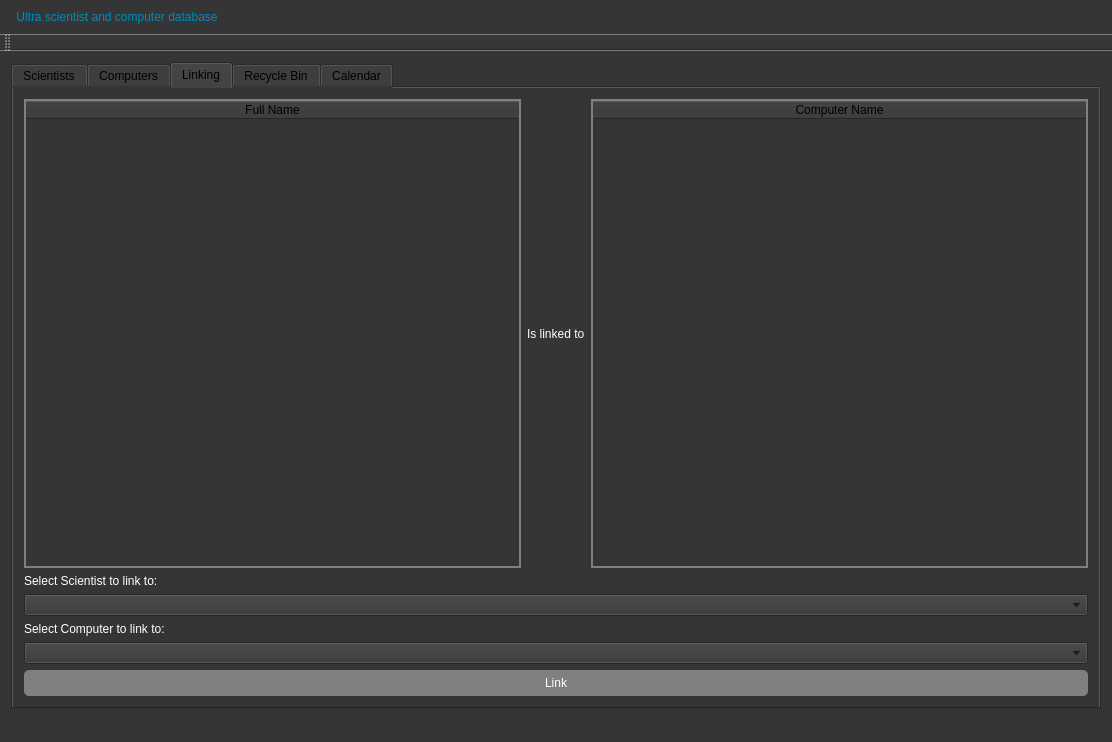
Qt form VerklegtNamskeidH3/mainwindow.ui (Eytor/VerklegtNamskeid) before a commit.
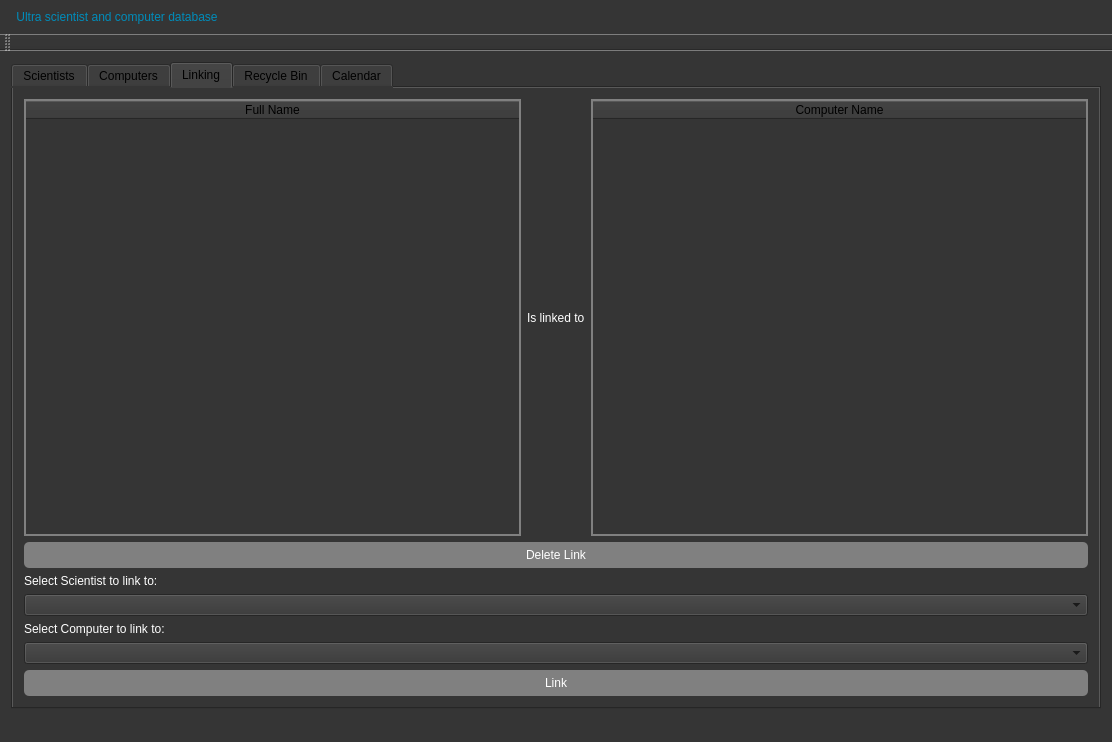
The same form after that commit.

Commit message: delete link takki kominn

Patch:
```diff
--- a/VerklegtNamskeidH3/mainwindow.ui
+++ b/VerklegtNamskeidH3/mainwindow.ui
@@ -565,6 +565,16 @@
           </item>
          </layout>
         </item>
+        <item>
+         <widget class="QPushButton" name="link_delete_button">
+          <property name="enabled">
+           <bool>false</bool>
+          </property>
+          <property name="text">
+           <string>Delete Link</string>
+          </property>
+         </widget>
+        </item>
         <item>
          <widget class="QLabel" name="label_2">
           <property name="text">
```
Left out of the diff: 2 changed lines with no effect on the pictures. The commit also changes 2 other files.
